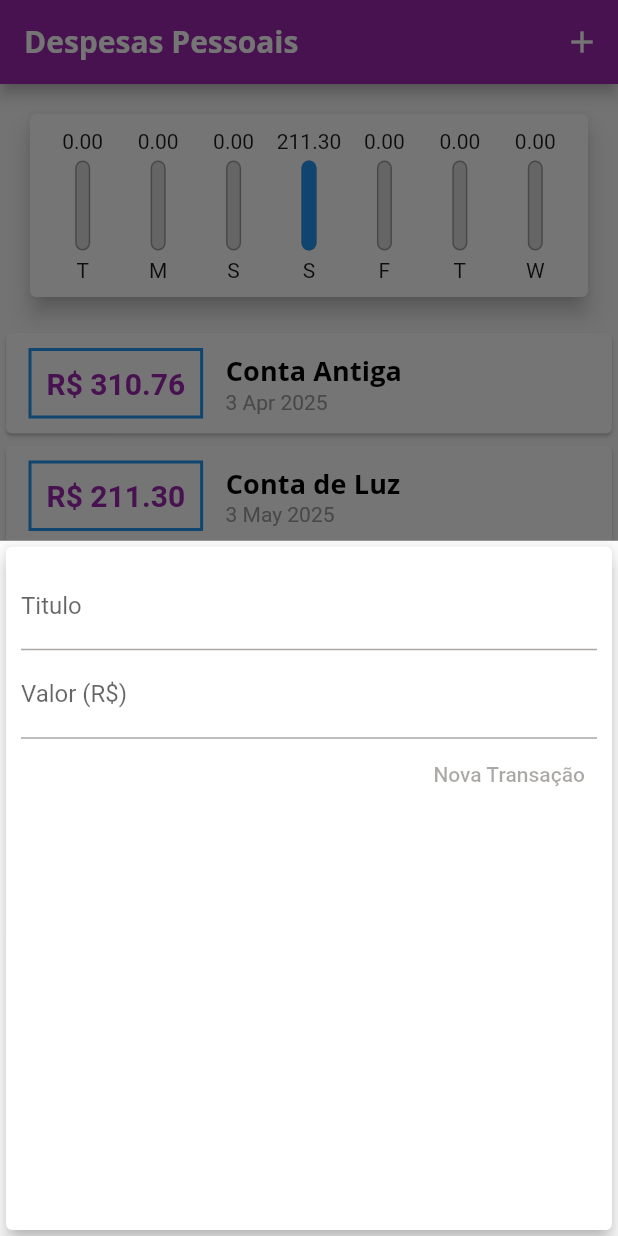
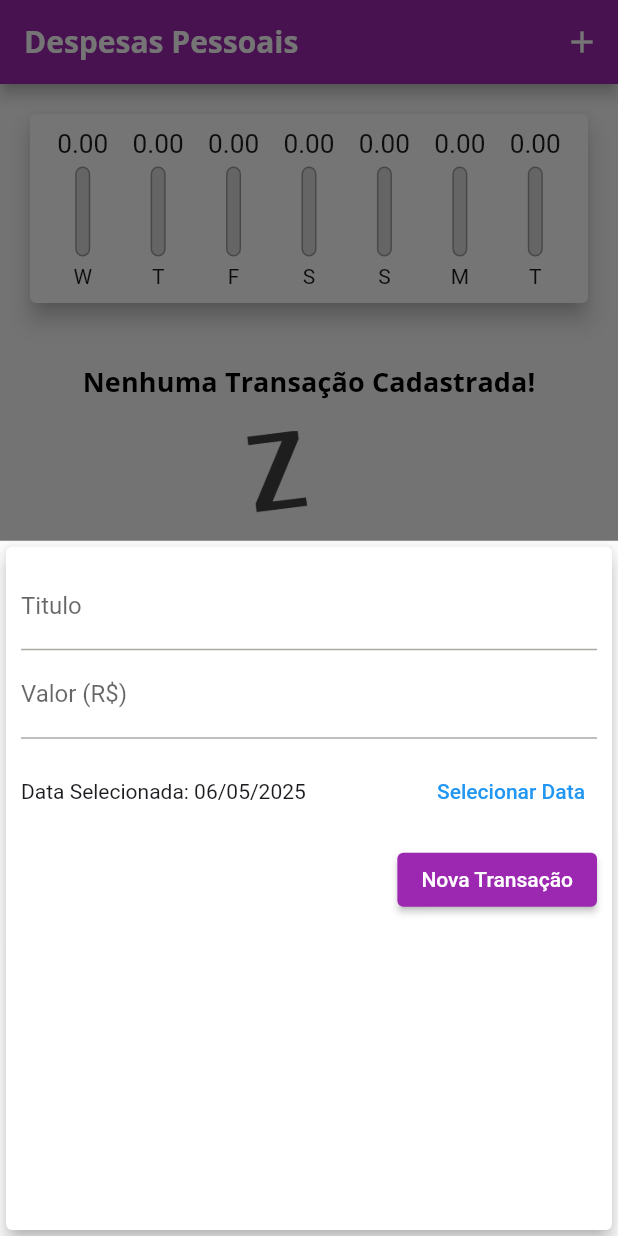
Before and after one commit to AndersonSilva88/app-despesas, a Flutter app: the screen it shows after launch, after a tap on the "add" icon, on a phone screen of 412 x 824 dp. Run offline on Flutter 3.47's test engine with Material 3 defaults, Android fonts, the phone set to English and light mode, and no system bars.

Commit message:
app lista de itens incluida

```diff
--- a/lib/components/chart.dart
+++ b/lib/components/chart.dart
@@ -30,7 +30,7 @@ class Chart extends StatelessWidget {
         'day': DateFormat.E().format(weekDay)[0],
         'value': totalSum,
       };
-    });
+    }).reversed.toList();
   }
 
   double get _weekTotalValue {
--- a/lib/components/chart_bar.dart
+++ b/lib/components/chart_bar.dart
@@ -16,8 +16,11 @@ class ChartBar extends StatelessWidget {
   Widget build(BuildContext context) {
     return Column(
       children: [
-        FittedBox(
-          child: Text(value.toStringAsFixed(2)),
+        Container(
+          height: 20,
+          child: FittedBox(
+            child: Text(value.toStringAsFixed(2)),
+          ),
         ),
         SizedBox(
           height: 5,
--- a/lib/components/transaction_form.dart
+++ b/lib/components/transaction_form.dart
@@ -1,7 +1,8 @@
 import 'package:flutter/material.dart';
+import 'package:intl/intl.dart';
 
 class TransactionForm extends StatefulWidget {
-  final void Function(String, double) onSubmit;
+  final void Function(String, double, DateTime) onSubmit;
 
   TransactionForm(this.onSubmit);
 
@@ -10,19 +11,37 @@ class TransactionForm extends StatefulWidget {
 }
 
 class _TransactionFormState extends State<TransactionForm> {
-  final titleController = TextEditingController();
+  final _titleController = TextEditingController();
 
-  final valueController = TextEditingController();
+  final _valueController = TextEditingController();
+  DateTime _selectedDate = DateTime.now();
 
   _submitForm() {
-    final title = titleController.text;
-    final value = double.tryParse(valueController.text) ?? 0.0;
+    final title = _titleController.text;
+    final value = double.tryParse(_valueController.text) ?? 0.0;
 
-    if (title.isEmpty || value <= 0) {
+    if (title.isEmpty || value <= 0 || _selectedDate == null) {
       return;
     }
 
-    widget.onSubmit(title, value);
+    widget.onSubmit(title, value, _selectedDate);
+  }
+
+  _showDatePicker() async {
+    final DateTime? pickedDate = await showDatePicker(
+      context: context,
+      initialDate: DateTime.now(),
+      firstDate: DateTime(2024),
+      lastDate: DateTime.now(),
+    );
+
+    if (pickedDate == null) {
+      return;
+    }
+
+    setState(() {
+      _selectedDate = pickedDate;
+    });
   }
 
   @override
@@ -34,27 +53,51 @@ class _TransactionFormState extends State<TransactionForm> {
         child: Column(
           children: <Widget>[
             TextField(
-              controller: titleController,
+              controller: _titleController,
               onSubmitted: (_) => _submitForm(),
               decoration: InputDecoration(
                 labelText: 'Titulo',
               ),
             ),
             TextField(
-              controller: valueController,
+              controller: _valueController,
               keyboardType: TextInputType.numberWithOptions(decimal: true),
               onSubmitted: (_) => _submitForm(),
               decoration: InputDecoration(
                 labelText: 'Valor (R\$)',
               ),
             ),
+            Container(
+              height: 70,
+              child: Row(
+                children: [
+                  Expanded(
+                    child: Text(
+                      _selectedDate == null
+                          ? 'Nenhum data selecionada'
+                          : 'Data Selecionada: ${DateFormat('dd/MM/y').format(_selectedDate)}',
+                    ),
+                  ),
+                  TextButton(
+                    style: TextButton.styleFrom(
+                      foregroundColor: Theme.of(context).primaryColor,
+                    ),
+                    child: Text('Selecionar Data'),
+                    onPressed: _showDatePicker,
+                  )
+                ],
+              ),
+            ),
             Row(
               mainAxisAlignment: MainAxisAlignment.end,
               children: [
-                TextButton(
+                ElevatedButton(
+                  onPressed: _submitForm,
                   child: Text('Nova Transação'),
-                  style: TextButton.styleFrom(foregroundColor: Colors.purple),
-                  onPressed: _submitForm(),
+                  style: TextButton.styleFrom(
+                    foregroundColor: Colors.white,
+                    backgroundColor: Theme.of(context).colorScheme.primary,
+                  ),
                 ),
               ],
             )
--- a/lib/components/transaction_list.dart
+++ b/lib/components/transaction_list.dart
@@ -4,13 +4,14 @@ import 'package:intl/intl.dart';
 
 class TransactionList extends StatelessWidget {
   final List<Transaction> transactions;
+  final void Function(String) onRemove;
 
-  const TransactionList(this.transactions, {Key? key}) : super(key: key);
+  const TransactionList(this.transactions, this.onRemove);
 
   @override
   Widget build(BuildContext context) {
     return Container(
-      height: 300,
+      height: 620,
       child: transactions.isEmpty
           ? Column(
               children: [
@@ -23,7 +24,7 @@ class TransactionList extends StatelessWidget {
                 Container(
                   height: 200,
                   child: Image.asset(
-                    'assests/images/waiting.png',
+                    'assets/images/waiting.png',
                     fit: BoxFit.cover,
                   ),
                 ),
@@ -34,49 +35,33 @@ class TransactionList extends StatelessWidget {
               itemBuilder: (ctx, index) {
                 final tr = transactions[index];
                 return Card(
-                  child: Row(
-                    children: [
-                      Container(
-                        margin: const EdgeInsets.symmetric(
-                          horizontal: 15,
-                          vertical: 10,
+                  elevation: 5,
+                  margin: EdgeInsets.symmetric(
+                    vertical: 8,
+                    horizontal: 5,
                   ),
-                        decoration: BoxDecoration(
-                          border: Border.all(
-                            color: Theme.of(context).primaryColor,
-                            width: 2,
-                          ),
-                        ),
-                        padding: const EdgeInsets.all(10),
-                        child: Text(
-                          'R\$ ${tr.value.toStringAsFixed(2)}',
-                          style: const TextStyle(
-                            fontWeight: FontWeight.bold,
-                            fontSize: 20,
-                            color: Colors.purple,
+                  child: ListTile(
+                    leading: CircleAvatar(
+                      radius: 30,
+                      child: Padding(
+                        padding: const EdgeInsets.all(8.0),
+                        child: FittedBox(
+                          child: Text('R\$${tr.value}'),
                         ),
                       ),
                     ),
-                      Column(
-                        crossAxisAlignment: CrossAxisAlignment.start,
-                        children: [
-                          Text(
+                    title: Text(
                       tr.title,
                       style: Theme.of(context).textTheme.titleSmall,
-                            // style: const TextStyle(
-                            //   fontSize: 16,
-                            //   fontWeight: FontWeight.bold,
-                            // ),
                     ),
-                          Text(
+                    subtitle: Text(
                       DateFormat('d MMM y').format(tr.date),
-                            style: const TextStyle(
-                              color: Colors.grey,
                     ),
+                    trailing: IconButton(
+                      onPressed: () => onRemove(tr.id),
+                      icon: Icon(Icons.delete),
+                      color: Theme.of(context).colorScheme.error,
                     ),
-                        ],
-                      ),
-                    ],
                   ),
                 );
               },
--- a/lib/main.dart
+++ b/lib/main.dart
@@ -45,20 +45,7 @@ class MyHomePage extends StatefulWidget {
 }
 
 class _MyHomePageState extends State<MyHomePage> {
-  final _transactions = [
-    Transaction(
-      id: 't0',
-      title: 'Conta Antiga',
-      value: 310.76,
-      date: DateTime.now().subtract(Duration(days: 33)),
-    ),
-    Transaction(
-      id: 't2',
-      title: 'Conta de Luz',
-      value: 211.30,
-      date: DateTime.now().subtract(Duration(days: 3)),
-    ),
-  ];
+  final List<Transaction> _transactions = [];
 
   List<Transaction> get _recentTransactions {
     return _transactions.where((tr) {
@@ -68,12 +55,13 @@ class _MyHomePageState extends State<MyHomePage> {
     }).toList();
   }
 
-  _addTransaction(String title, double value) {
+  _addTransaction(String title, double value, DateTime date) {
     final newTransaction = Transaction(
       id: Random().nextDouble().toString(),
       title: title,
       value: value,
-        date: DateTime.now());
+      date: date,
+    );
 
     setState(() {
       _transactions.add(newTransaction);
@@ -82,12 +70,19 @@ class _MyHomePageState extends State<MyHomePage> {
     Navigator.of(context).pop();
   }
 
+  _removeTransaction(String id) {
+    setState(() {
+      _transactions.removeWhere((tr) => tr.id == id);
+    });
+  }
+
   _openTransactionFormModal(BuildContext context) {
     showModalBottomSheet(
       context: context,
       builder: (_) {
         return TransactionForm(_addTransaction);
-        });
+      },
+    );
   }
 
   @override
@@ -109,7 +104,7 @@ class _MyHomePageState extends State<MyHomePage> {
           crossAxisAlignment: CrossAxisAlignment.stretch,
           children: <Widget>[
             Chart(_recentTransactions),
-            TransactionList(_transactions),
+            TransactionList(_transactions, _removeTransaction),
           ],
         ),
       ),
```
Lines whose indentation alone changed are shown as unchanged.
